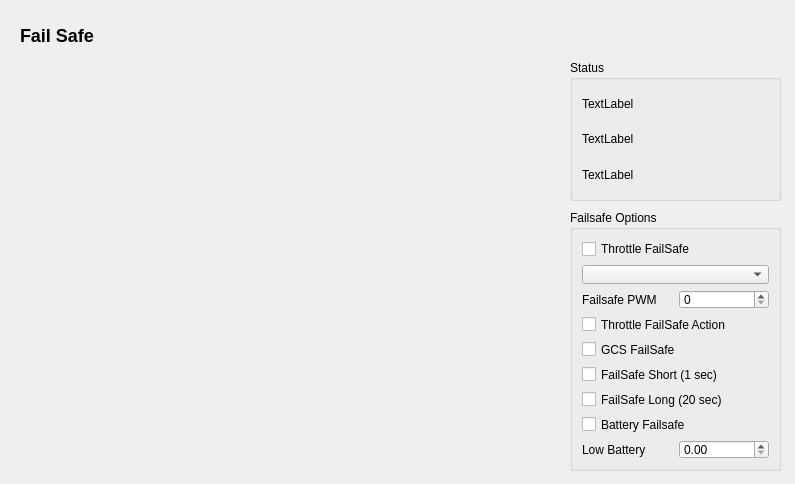
Qt form src/ui/configuration/FailSafeConfig.ui (ArduPilot/apm_planner) before a commit.
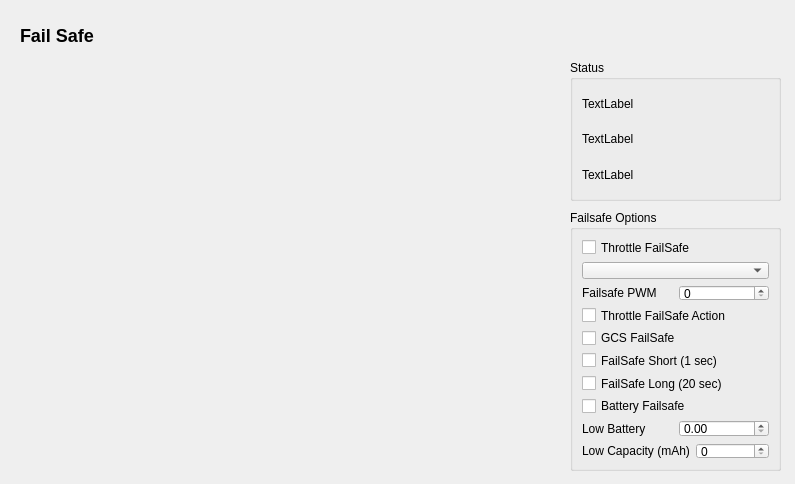
The same form after that commit. Custom widgets are drawn as their Qt base class.

Commit message: Fix for new battery parameters, and better handling of battery sensor detection

The edit to the form file:
```diff
--- a/src/ui/configuration/FailSafeConfig.ui
+++ b/src/ui/configuration/FailSafeConfig.ui
@@ -436,6 +436,24 @@
       </item>
      </layout>
     </item>
+    <item>
+     <layout class="QHBoxLayout" name="horizontalLayout_3">
+      <item>
+       <widget class="QLabel" name="label_7">
+        <property name="text">
+         <string>Low Capacity (mAh)</string>
+        </property>
+       </widget>
+      </item>
+      <item>
+       <widget class="QSpinBox" name="batteryCapSpinBox">
+        <property name="maximum">
+         <number>10000</number>
+        </property>
+       </widget>
+      </item>
+     </layout>
+    </item>
    </layout>
   </widget>
  </widget>
```
The commit also changes 5 other files.
